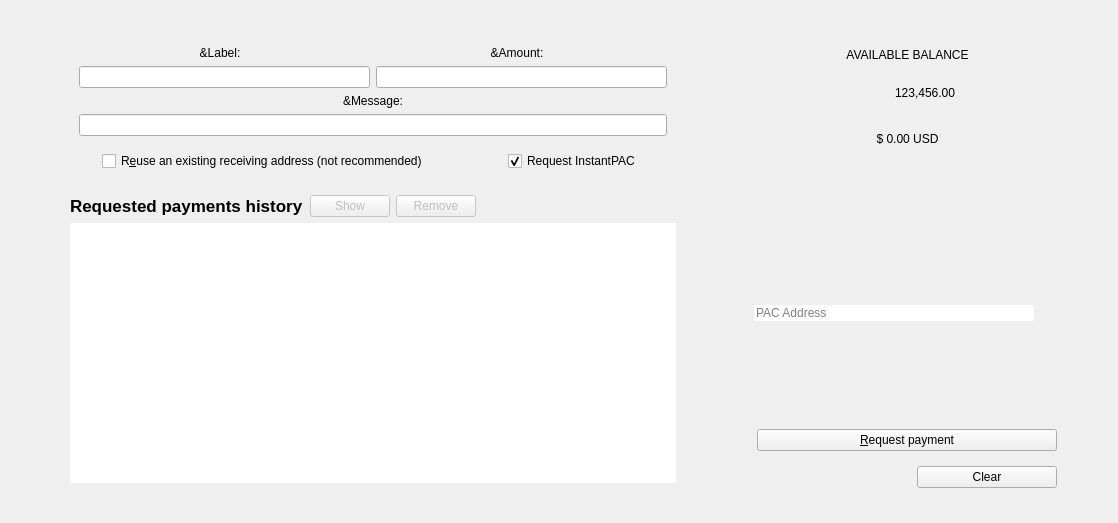
Qt form src/qt/forms/receivecoinsdialog.ui (PACCommunity/PAC) before a commit.
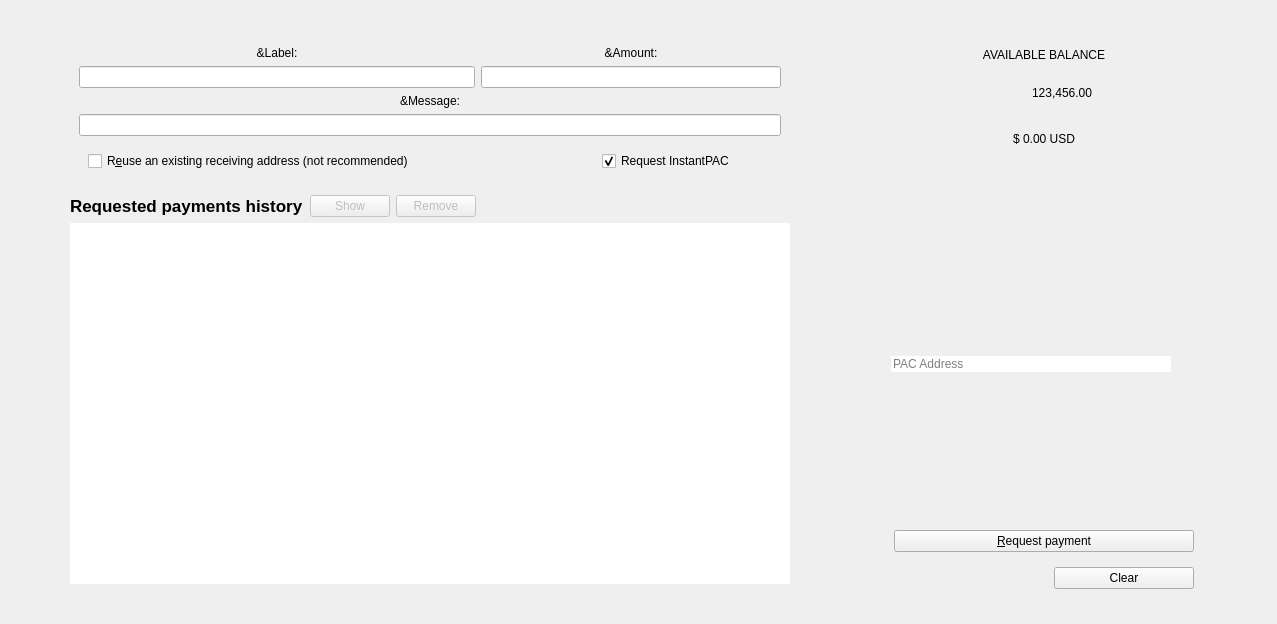
The same form after that commit. Icons and pictures are not drawn. Custom widgets are drawn as their Qt base class.

Commit message:
Optimizing CSS, layouts fixed
removing btnCopyNews and btnRefreshNews styles, using QuickButton instead.

Replaced QPushButton to QToolButton

```diff
--- a/src/qt/forms/receivecoinsdialog.ui
+++ b/src/qt/forms/receivecoinsdialog.ui
@@ -6,8 +6,8 @@
    <rect>
     <x>0</x>
     <y>0</y>
-    <width>1118</width>
-    <height>523</height>
+    <width>1277</width>
+    <height>624</height>
    </rect>
   </property>
   <property name="sizePolicy">
@@ -371,30 +371,17 @@
                </sizepolicy>
               </property>
               <layout class="QHBoxLayout" name="horizontalLayout_4">
-               <item>
-                <spacer name="horizontalSpacer_8">
-                 <property name="orientation">
-                  <enum>Qt::Horizontal</enum>
-                 </property>
-                 <property name="sizeHint" stdset="0">
-                  <size>
-                   <width>40</width>
-                   <height>20</height>
-                  </size>
-                 </property>
-                </spacer>
-               </item>
                <item>
                 <widget class="QCheckBox" name="reuseAddress">
                  <property name="sizePolicy">
-                  <sizepolicy hsizetype="Fixed" vsizetype="Fixed">
+                  <sizepolicy hsizetype="Preferred" vsizetype="Fixed">
                    <horstretch>0</horstretch>
                    <verstretch>0</verstretch>
                   </sizepolicy>
                  </property>
                  <property name="minimumSize">
                   <size>
-                   <width>400</width>
+                   <width>0</width>
                    <height>0</height>
                   </size>
                  </property>
@@ -406,19 +393,6 @@
                  </property>
                 </widget>
                </item>
-               <item>
-                <spacer name="horizontalSpacer_4">
-                 <property name="orientation">
-                  <enum>Qt::Horizontal</enum>
-                 </property>
-                 <property name="sizeHint" stdset="0">
-                  <size>
-                   <width>20</width>
-                   <height>20</height>
-                  </size>
-                 </property>
-                </spacer>
-               </item>
                <item>
                 <widget class="QCheckBox" name="checkUseInstantSend">
                  <property name="sizePolicy">
@@ -447,6 +421,22 @@
                  </property>
                 </widget>
                </item>
+               <item>
+                <spacer name="horizontalSpacer_4">
+                 <property name="orientation">
+                  <enum>Qt::Horizontal</enum>
+                 </property>
+                 <property name="sizeType">
+                  <enum>QSizePolicy::Preferred</enum>
+                 </property>
+                 <property name="sizeHint" stdset="0">
+                  <size>
+                   <width>20</width>
+                   <height>20</height>
+                  </size>
+                 </property>
+                </spacer>
+               </item>
               </layout>
              </widget>
             </item>
```
The commit also changes 4 other files.
